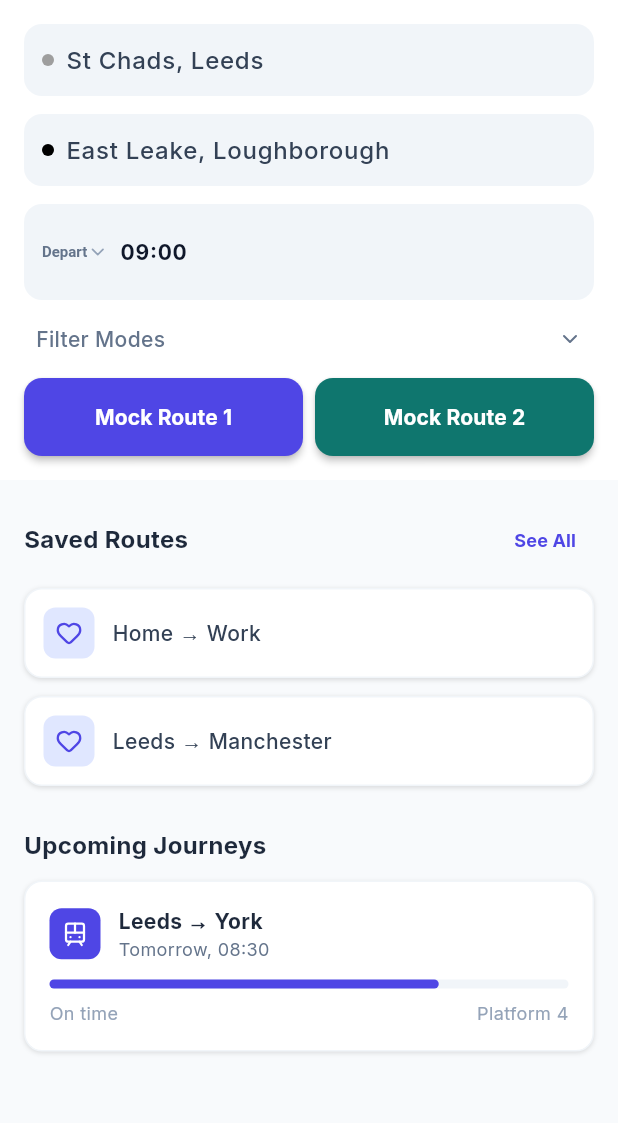
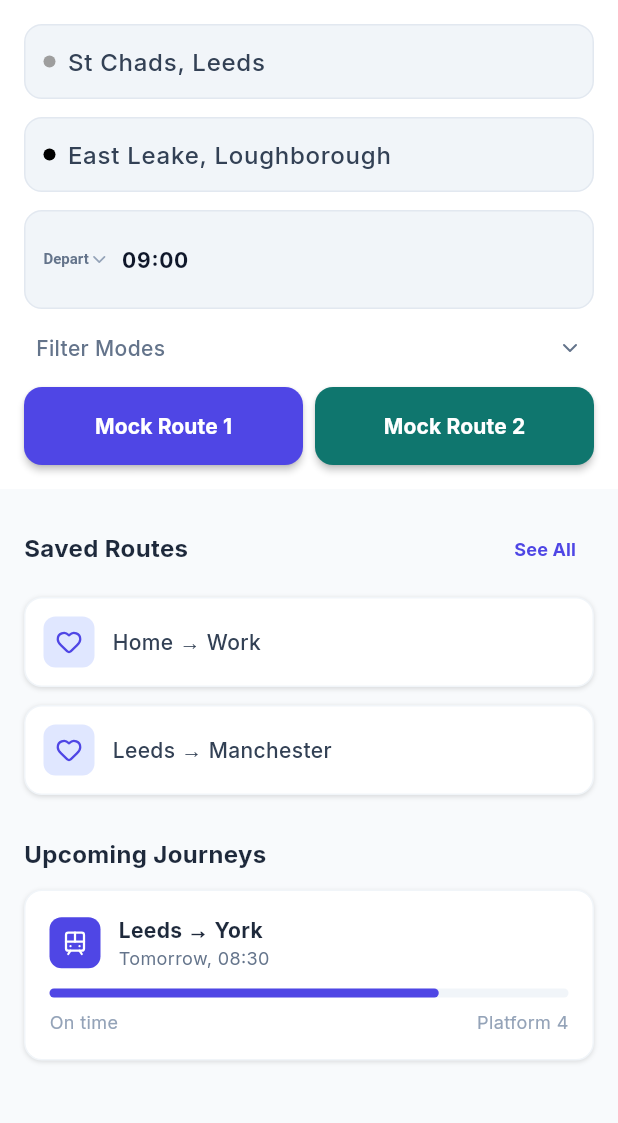
Before and after one commit to isaacw123434/Apptest, a Flutter app: the screen it shows after launch, on a phone screen of 412 x 824 dp, the part 102-1225 px from its top. Run offline on Flutter 3.47's test engine with Material 3 defaults, Android fonts, the phone set to English and light mode, and no system bars; our stand-ins replace flutter_map, google_fonts, latlong2, lucide_icons.

Commit message:
Update design for input fields, shadows, and headings
Co-authored-by: isaacw123434 <188620241+isaacw123434@users.noreply.github.com>

```diff
--- a/client/lib/screens/direct_drive_page.dart
+++ b/client/lib/screens/direct_drive_page.dart
@@ -146,6 +146,7 @@ class _DirectDrivePageState extends State<DirectDrivePage> {
                                   fontSize: 20,
                                   fontWeight: FontWeight.bold,
                                   color: Color(0xFF0F172A),
+                                  height: 1.25,
                                 ),
                               ),
                               const Text(
--- a/client/lib/widgets/header.dart
+++ b/client/lib/widgets/header.dart
@@ -35,6 +35,7 @@ class Header extends StatelessWidget {
                 color: Colors.white,
                 fontSize: 20,
                 fontWeight: FontWeight.bold,
+                height: 1.25,
               ),
             ),
           ),
--- a/client/lib/widgets/search_form.dart
+++ b/client/lib/widgets/search_form.dart
@@ -48,6 +48,7 @@ class SearchForm extends StatelessWidget {
       decoration: BoxDecoration(
         color: AppColors.slate100,
         borderRadius: BorderRadius.circular(12),
+        border: Border.all(color: AppColors.slate200, width: 1.0),
       ),
       child: Row(
         children: [
@@ -86,6 +87,7 @@ class SearchForm extends StatelessWidget {
       decoration: BoxDecoration(
         color: AppColors.slate100,
         borderRadius: BorderRadius.circular(12),
+        border: Border.all(color: AppColors.slate200, width: 1.0),
       ),
       child: Row(
         children: [
```
Also changed, not shown: client/lib/widgets/journey_result_card.dart (+14 -1 lines).
